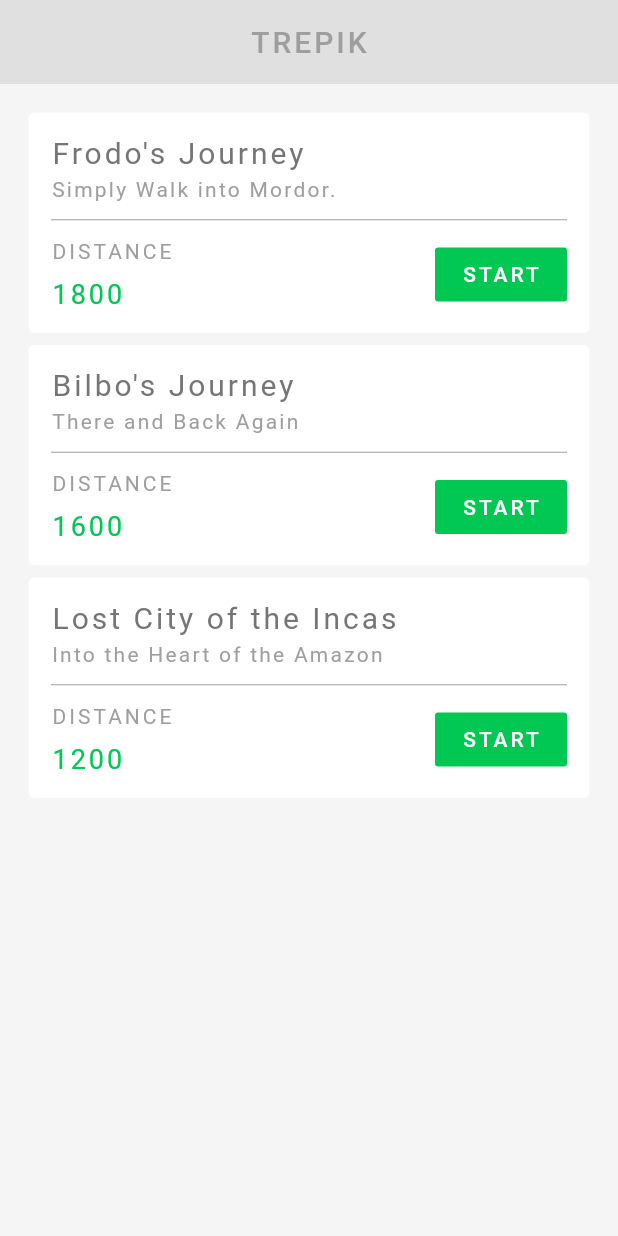
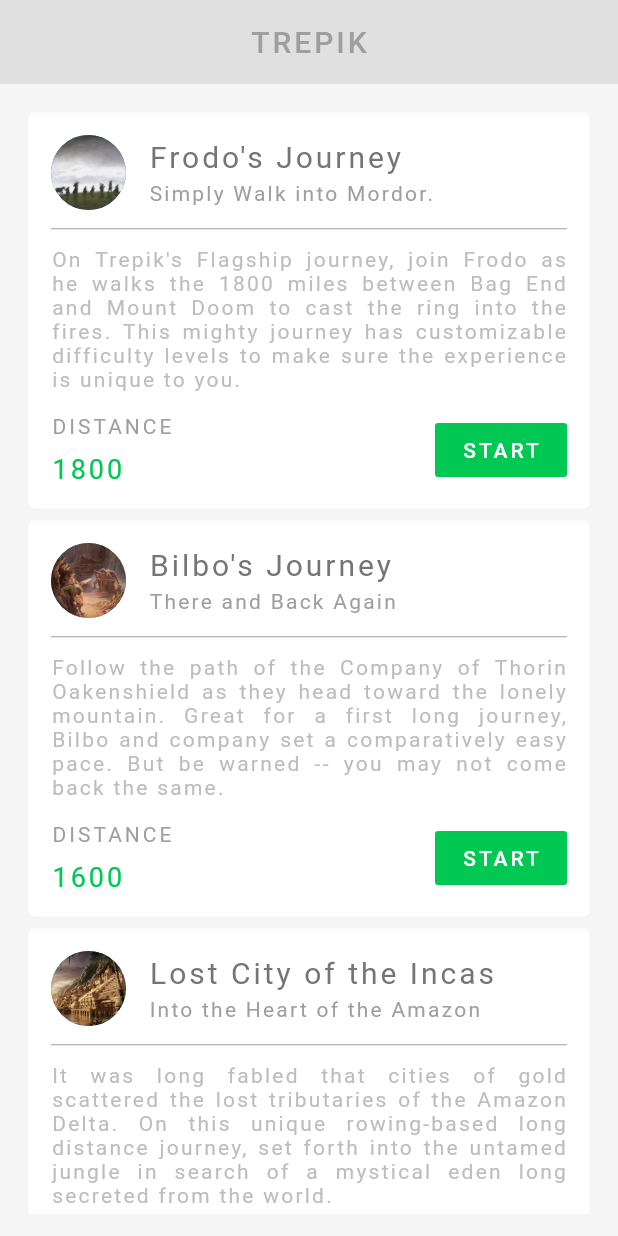
Before and after one commit to Trepikal/trepik, a Flutter app: the screen it shows after launch, on a phone screen of 412 x 824 dp. Run offline on Flutter 3.47's test engine with Material 2 defaults, Android fonts, the phone set to English and light mode, and no system bars.

Commit message:
Example trip page.
Cobbled together an example of the trip page for Trepik, replete with trek objects and descriptions. Will include images in the PR. Tested on ios and android, looks good.

```diff
--- a/trepik/lib/main.dart
+++ b/trepik/lib/main.dart
@@ -4,19 +4,26 @@ void main() => runApp(MaterialApp(
       home: Treks(),
     ));
 
+// something to note: Screwing with this class syntax mandated that the application be rebuilt, not hot reloaded. The hot reload would not track the image update.
 class Trek {
   String name;
+  String tagline;
   String description;
   int distance;
   int difficulty;
   bool done;
+  String image;
 
-  Trek(String name, String description, int distance, int difficulty, bool done) {
+  // constructor
+  Trek(String name, String tagline, String description, int distance, int difficulty, bool done,
+      String image) {
     this.name = name;
+    this.tagline = tagline;
     this.description = description;
     this.distance = distance;
     this.difficulty = difficulty;
     this.done = done;
+    this.image = image;
   }
 }
 
@@ -26,11 +33,13 @@ class Treks extends StatefulWidget {
 }
 
 class _TreksState extends State<Treks> {
-
   List<Trek> treks = [
-    Trek("Frodo's Journey", "Simply Walk into Mordor.", 1800, 2, false),
-    Trek("Bilbo's Journey", "There and Back Again", 1600, 1, false),
-    Trek("Lost City of the Incas", "Into the Heart of the Amazon", 1200, 3, false),
+    Trek("Frodo's Journey", "Simply Walk into Mordor.", "On Trepik's Flagship journey, join Frodo as he walks the 1800 miles between Bag End and Mount Doom to cast the ring into the fires. This mighty journey has customizable difficulty levels to make sure the experience is unique to you.", 1800, 2, false,
+        'fellowship.jpg'),
+    Trek("Bilbo's Journey", "There and Back Again", "Follow the path of the Company of Thorin Oakenshield as they head toward the lonely mountain. Great for a first long journey, Bilbo and company set a comparatively easy pace. But be warned -- you may not come back the same.", 1600, 1, false,
+        'hobbit.png'),
+    Trek("Lost City of the Incas", "Into the Heart of the Amazon", "It was long fabled that cities of gold scattered the lost tributaries of the Amazon Delta. On this unique rowing-based long distance journey, set forth into the untamed jungle in search of a mystical eden long secreted from the world.", 1200, 3,
+        false, 'eldorado.jpg'),
   ];
 
   @override
@@ -52,7 +61,7 @@ class _TreksState extends State<Treks> {
           color: Colors.grey[100],
           child: Padding(
             padding: const EdgeInsets.all(15.0),
-          child: ListView (
+            child: ListView(
               // for some reason, just making it ListView made it stretch
               // crossAxisAlignment: CrossAxisAlignment.stretch,
               children: treks.map((trek) {
@@ -62,6 +71,15 @@ class _TreksState extends State<Treks> {
                   child: Padding(
                     padding: const EdgeInsets.all(15.0),
                     child: Column(
+                      crossAxisAlignment: CrossAxisAlignment.start,
+                      children: <Widget>[
+                        Row(children: [
+                          CircleAvatar(
+                            backgroundImage: AssetImage('assets/${trek.image}'),
+                            radius: 25.0,
+                          ),
+                          SizedBox(width: 15.0),
+                          Column(
                             crossAxisAlignment: CrossAxisAlignment.start,
                             children: <Widget>[
                               Text(
@@ -74,16 +92,30 @@ class _TreksState extends State<Treks> {
                               ),
                               SizedBox(height: 5.0),
                               Text(
-                        trek.description,
+                                trek.tagline,
                                 style: TextStyle(
                                   color: Colors.grey[500],
                                   letterSpacing: 1.5,
                                 ),
                               ),
+                            ],
+                          ),
+                        ]),
                         Divider(
                           height: 25.0,
                           color: Colors.grey,
                         ),
+                        Container(
+                          child: Text(
+                            trek.description,
+                            textAlign: TextAlign.justify,
+                            style: TextStyle(
+                              letterSpacing: 1.5,
+                              color: Colors.grey[400],
+                            )
+                          )
+                        ),
+                        SizedBox(height: 15.0),
                         Row(
                           mainAxisAlignment: MainAxisAlignment.spaceBetween,
                           children: <Widget>[
@@ -98,19 +130,17 @@ class _TreksState extends State<Treks> {
                                   ),
                                 ),
                                 SizedBox(height: 10.0),
-                              Text(
-                                '${trek.distance}',
+                                Text('${trek.distance}',
                                     style: TextStyle(
                                       color: Colors.greenAccent[700],
                                       fontSize: 18.0,
                                       letterSpacing: 2.0,
-                                )
-                              ),
+                                    )),
                               ],
                             ),
                             FlatButton(
                               color: Colors.greenAccent[700],
-                            onPressed: (){},
+                              onPressed: () {},
                               child: Text(
                                 "START",
                                 style: TextStyle(
@@ -128,7 +158,6 @@ class _TreksState extends State<Treks> {
               }).toList(),
             ),
           ),
-      )
-    );
+        ));
   }
 }
--- a/trepik/pubspec.yaml
+++ b/trepik/pubspec.yaml
@@ -48,6 +48,9 @@ flutter:
   #   - images/a_dot_ham.jpeg
   assets:
     - assets/merry.jpg
+    - assets/fellowship.jpg
+    - assets/eldorado.jpg
+    - assets/hobbit.png
   # An image asset can refer to one or more resolution-specific "variants", see
   # https://flutter.dev/assets-and-images/#resolution-aware.
   # For details regarding adding assets from package dependencies, see
```
Also changed, not shown: 10 other files. Lines whose indentation alone changed are shown as unchanged.
